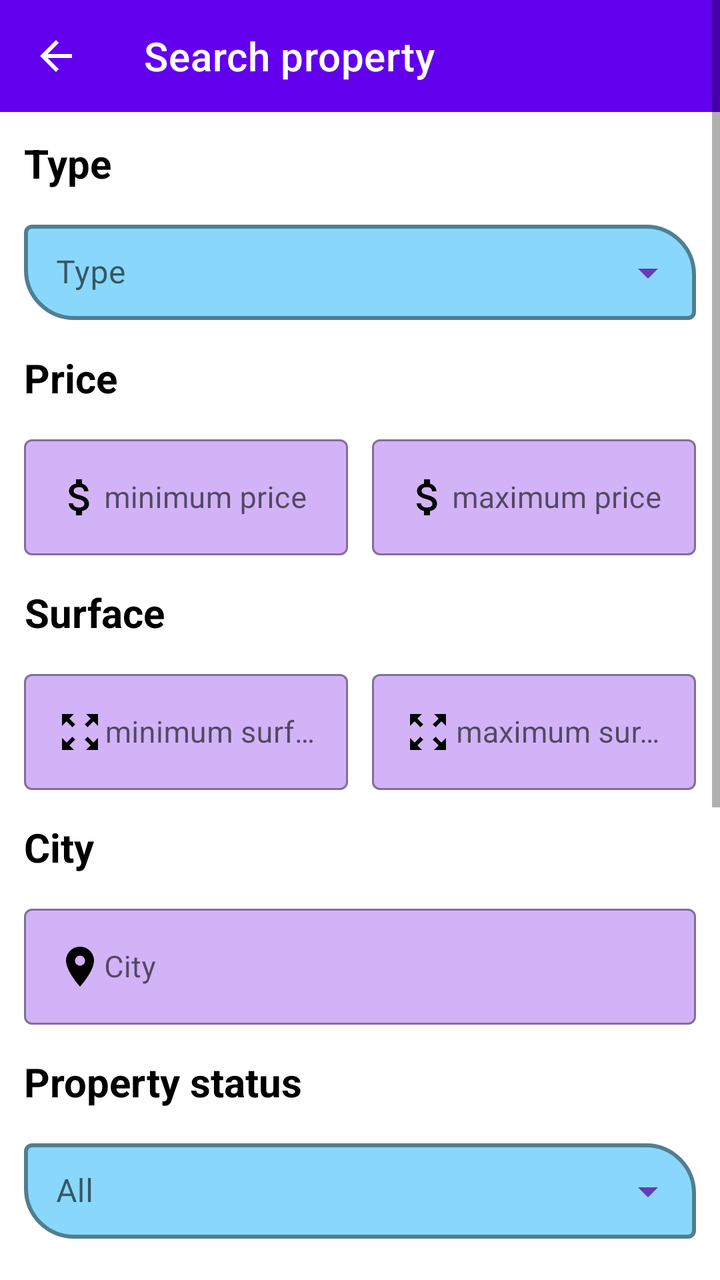
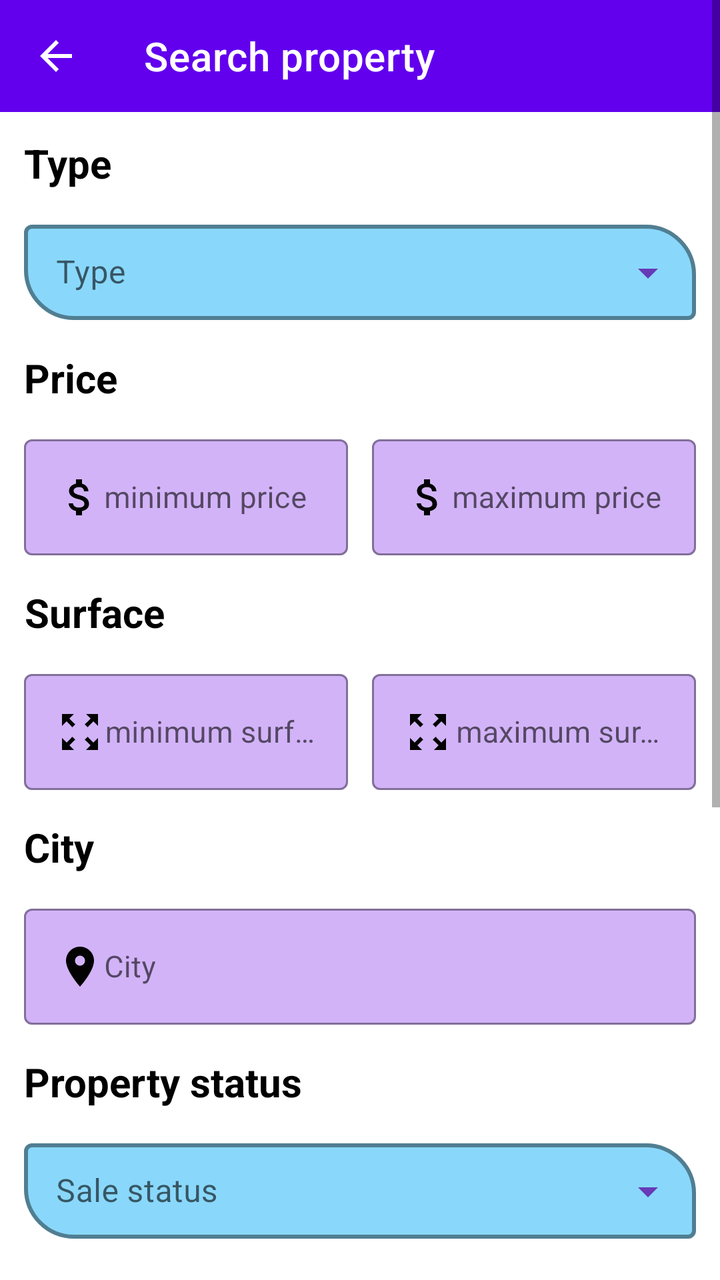

The first picture is an Android layout as it rendered before a commit; the second is the same layout after the commit. The layout source and the unified diff follow.
<!-- AndroidManifest.xml: application theme Theme.RealEstateManager -->
<!-- res/layout/activity_search_property.xml -->
<?xml version="1.0" encoding="utf-8"?>
<ScrollView xmlns:android="http://schemas.android.com/apk/res/android"
    xmlns:app="http://schemas.android.com/apk/res-auto"
    xmlns:tools="http://schemas.android.com/tools"
    android:layout_width="match_parent"
    android:layout_height="match_parent"
    tools:context=".ui.search.SearchPropertyActivity">

    <androidx.constraintlayout.widget.ConstraintLayout
        android:layout_width="match_parent"
        android:layout_height="wrap_content">

        <androidx.appcompat.widget.Toolbar
            android:id="@+id/toolbar"
            android:layout_width="match_parent"
            android:layout_height="?attr/actionBarSize"
            android:background="?attr/colorPrimary"
            android:clickable="true"
            android:focusable="true"
            app:layout_constraintEnd_toEndOf="parent"
            app:layout_constraintStart_toStartOf="parent"
            app:layout_constraintTop_toTopOf="parent"
            app:navigationIcon="@drawable/back_arrow"
            app:title="Search property"
            app:titleTextColor="@color/white" />

        <TextView
            android:id="@+id/tv_type"
            android:layout_width="0dp"
            android:layout_height="wrap_content"
            android:layout_marginStart="12dp"
            android:layout_marginTop="12dp"
            android:text="@string/type"
            android:textColor="@color/black"
            android:textSize="20sp"
            android:textStyle="bold"
            app:layout_constraintEnd_toEndOf="parent"
            app:layout_constraintStart_toStartOf="parent"
            app:layout_constraintTop_toBottomOf="@id/toolbar" />

        <com.google.android.material.textfield.TextInputLayout
            android:id="@+id/proptype"
            style="@style/Widget.MaterialComponents.TextInputLayout.OutlinedBox.Dense.ExposedDropdownMenu"
            android:layout_width="match_parent"
            android:layout_height="wrap_content"
            android:layout_marginHorizontal="12dp"
            android:layout_marginTop="12dp"
            app:boxBackgroundColor="#89D8FB"
            app:boxCornerRadiusBottomStart="25dp"
            app:boxCornerRadiusTopEnd="25dp"
            app:boxStrokeColor="#0099E8"
            app:boxStrokeWidth="2dp"
            app:boxStrokeWidthFocused="3dp"
            app:endIconMode="dropdown_menu"
            app:endIconTint="#673AB7"
            app:layout_constraintTop_toBottomOf="@id/tv_type"
            app:placeholderTextColor="@color/black">

            <androidx.appcompat.widget.AppCompatAutoCompleteTextView
                android:id="@+id/type_dropdown"
                android:layout_width="match_parent"
                android:layout_height="wrap_content"
                android:hint="@string/type"
                android:inputType="none" />

        </com.google.android.material.textfield.TextInputLayout>

        <TextView
            android:id="@+id/tv_price"
            android:layout_width="wrap_content"
            android:layout_height="wrap_content"
            android:layout_marginStart="12dp"
            android:layout_marginTop="15dp"
            android:gravity="center"
            android:text="@string/price"
            android:textAlignment="center"
            android:textColor="@color/black"
            android:textSize="20sp"
            android:textStyle="bold"
            app:layout_constraintStart_toStartOf="parent"
            app:layout_constraintTop_toBottomOf="@id/proptype" />

        <com.google.android.material.textfield.TextInputLayout
            android:id="@+id/prop_price_min"
            style="@style/Widget.MaterialComponents.TextInputLayout.OutlinedBox"
            android:layout_width="0dp"
            android:layout_height="wrap_content"
            android:layout_marginStart="12dp"
            android:layout_marginTop="12dp"
            android:layout_marginEnd="6dp"
            app:boxBackgroundColor="#D2B3F8"
            app:endIconMode="clear_text"
            app:endIconTint="#673AB7"
            app:layout_constraintEnd_toStartOf="@id/prop_price_max"
            app:layout_constraintStart_toStartOf="parent"
            app:layout_constraintTop_toBottomOf="@id/tv_price">

            <com.google.android.material.textfield.TextInputEditText
                android:id="@+id/price_min"
                android:layout_width="match_parent"
                android:layout_height="wrap_content"
                android:layout_gravity="center"
                android:drawableStart="@drawable/ic_baseline_attach_money_24"
                android:hint="@string/minimum_price"
                android:inputType="number"
                android:textSize="15sp" />

        </com.google.android.material.textfield.TextInputLayout>

        <com.google.android.material.textfield.TextInputLayout
            android:id="@+id/prop_price_max"
            style="@style/Widget.MaterialComponents.TextInputLayout.OutlinedBox"
            android:layout_width="0dp"
            android:layout_height="wrap_content"
            android:layout_marginStart="6dp"
            android:layout_marginTop="12dp"
            android:layout_marginEnd="12dp"
            app:boxBackgroundColor="#D2B3F8"
            app:endIconMode="clear_text"
            app:endIconTint="#673AB7"
            app:layout_constraintEnd_toEndOf="parent"
            app:layout_constraintStart_toEndOf="@id/prop_price_min"
            app:layout_constraintTop_toBottomOf="@id/tv_price">

            <com.google.android.material.textfield.TextInputEditText
                android:id="@+id/price_max"
                android:layout_width="match_parent"
                android:layout_height="wrap_content"
                android:layout_gravity="center"
                android:drawableStart="@drawable/ic_baseline_attach_money_24"
                android:hint="@string/maximum_price"
                android:inputType="number"
                android:textSize="15sp" />

        </com.google.android.material.textfield.TextInputLayout>

        <TextView
            android:id="@+id/tv_surface"
            android:layout_width="wrap_content"
            android:layout_height="wrap_content"
            android:layout_marginStart="12dp"
            android:layout_marginTop="15dp"
            android:gravity="center"
            android:text="@string/surface"
            android:textAlignment="center"
            android:textColor="@color/black"
            android:textSize="20sp"
            android:textStyle="bold"
            app:layout_constraintStart_toStartOf="parent"
            app:layout_constraintTop_toBottomOf="@id/prop_price_min" />

        <com.google.android.material.textfield.TextInputLayout
            android:id="@+id/prop_surface_minimum"
            style="@style/Widget.MaterialComponents.TextInputLayout.OutlinedBox"
            android:layout_width="0dp"
            android:layout_height="wrap_content"
            android:layout_marginStart="12dp"
            android:layout_marginTop="12dp"
            android:layout_marginEnd="6dp"
            app:boxBackgroundColor="#D2B3F8"
            app:endIconMode="clear_text"
            app:endIconTint="#673AB7"
            app:layout_constraintEnd_toStartOf="@id/prop_surface_maximum"
            app:layout_constraintStart_toStartOf="parent"
            app:layout_constraintTop_toBottomOf="@id/tv_surface">

            <com.google.android.material.textfield.TextInputEditText
                android:id="@+id/surface_minimum"
                android:layout_width="match_parent"
                android:layout_height="wrap_content"
                android:layout_gravity="center"
                android:drawableStart="@drawable/ic_surface_2"
                android:gravity="center"
                android:hint="@string/minimum_surface"
                android:inputType="number"
                android:textSize="15sp" />

        </com.google.android.material.textfield.TextInputLayout>

        <com.google.android.material.textfield.TextInputLayout
            android:id="@+id/prop_surface_maximum"
            style="@style/Widget.MaterialComponents.TextInputLayout.OutlinedBox"
            android:layout_width="0dp"
            android:layout_height="wrap_content"
            android:layout_marginStart="6dp"
            android:layout_marginTop="12dp"
            android:layout_marginEnd="12dp"
            app:boxBackgroundColor="#D2B3F8"
            app:endIconMode="clear_text"
            app:endIconTint="#673AB7"
            app:layout_constraintEnd_toEndOf="parent"
            app:layout_constraintStart_toEndOf="@id/prop_surface_minimum"
            app:layout_constraintTop_toBottomOf="@id/tv_surface">

            <com.google.android.material.textfield.TextInputEditText
                android:id="@+id/surface_maximum"
                android:layout_width="match_parent"
                android:layout_height="wrap_content"
                android:layout_gravity="center"
                android:drawableStart="@drawable/ic_surface_2"
                android:gravity="center"
                android:hint="@string/maximum_surface"
                android:inputType="number"
                android:textSize="15sp" />

        </com.google.android.material.textfield.TextInputLayout>

        <TextView
            android:id="@+id/tv_city"
            android:layout_width="wrap_content"
            android:layout_height="wrap_content"
            android:layout_marginStart="12dp"
            android:layout_marginTop="15dp"
            android:gravity="center"
            android:text="@string/city"
            android:textAlignment="center"
            android:textColor="@color/black"
            android:textSize="20sp"
            android:textStyle="bold"
            app:layout_constraintStart_toStartOf="parent"
            app:layout_constraintTop_toBottomOf="@id/prop_surface_minimum" />

        <com.google.android.material.textfield.TextInputLayout
            android:id="@+id/title_city"
            style="@style/Widget.MaterialComponents.TextInputLayout.OutlinedBox"
            android:layout_width="match_parent"
            android:layout_height="wrap_content"
            android:layout_marginHorizontal="12dp"
            android:layout_marginTop="12dp"
            app:boxBackgroundColor="#D2B3F8"
            app:endIconMode="clear_text"
            app:endIconTint="#673AB7"
            app:layout_constraintStart_toStartOf="parent"
            app:layout_constraintTop_toBottomOf="@id/tv_city">

            <com.google.android.material.textfield.TextInputEditText
                android:id="@+id/city"
                android:layout_width="match_parent"
                android:layout_height="wrap_content"
                android:layout_gravity="center"
                android:drawableStart="@drawable/ic_baseline_location_24"
                android:hint="@string/city"
                android:inputType="textCapWords"
                android:textSize="15sp" />

        </com.google.android.material.textfield.TextInputLayout>

        <TextView
            android:id="@+id/tv_status"
            android:layout_width="0dp"
            android:layout_height="wrap_content"
            android:layout_marginStart="12dp"
            android:layout_marginTop="15dp"
            android:text="@string/property_status"
            android:textColor="@color/black"
            android:textSize="20sp"
            android:textStyle="bold"
            app:layout_constraintEnd_toEndOf="parent"
            app:layout_constraintStart_toStartOf="parent"
            app:layout_constraintTop_toBottomOf="@id/title_city" />

        <com.google.android.material.textfield.TextInputLayout
            android:id="@+id/prop_sold_status"
            style="@style/Widget.MaterialComponents.TextInputLayout.OutlinedBox.Dense.ExposedDropdownMenu"
            android:layout_width="match_parent"
            android:layout_height="wrap_content"
            android:layout_marginHorizontal="12dp"
            android:layout_marginTop="12dp"
            app:boxBackgroundColor="#89D8FB"
            app:boxCornerRadiusBottomStart="25dp"
            app:boxCornerRadiusTopEnd="25dp"
            app:boxStrokeColor="#0099E8"
            app:boxStrokeWidth="2dp"
            app:boxStrokeWidthFocused="3dp"
            app:endIconMode="dropdown_menu"
            app:endIconTint="#673AB7"
            app:layout_constraintTop_toBottomOf="@id/tv_status"
            app:placeholderTextColor="@color/black">

            <androidx.appcompat.widget.AppCompatAutoCompleteTextView
                android:id="@+id/sold_status_dropdown"
                android:layout_width="match_parent"
                android:layout_height="wrap_content"
                android:hint="@string/all"
                android:inputType="none" />

        </com.google.android.material.textfield.TextInputLayout>

        <TextView
            android:id="@+id/tv_minimum_photos"
            android:layout_width="0dp"
            android:layout_height="wrap_content"
            android:layout_marginStart="12dp"
            android:layout_marginTop="15dp"
            android:text="@string/minimum_photos"
            android:textColor="@color/black"
            android:textSize="20sp"
            android:textStyle="bold"
            app:layout_constraintEnd_toEndOf="parent"
            app:layout_constraintStart_toStartOf="parent"
            app:layout_constraintTop_toBottomOf="@id/prop_sold_status" />

        <com.google.android.material.textfield.TextInputLayout
            android:id="@+id/prop_minimum_photos"
            style="@style/Widget.MaterialComponents.TextInputLayout.OutlinedBox"
            android:layout_width="match_parent"
            android:layout_height="wrap_content"
            android:layout_marginHorizontal="12dp"
            android:layout_marginTop="12dp"
            app:boxBackgroundColor="#D2B3F8"
            app:endIconMode="clear_text"
            app:endIconTint="#673AB7"
            app:layout_constraintStart_toStartOf="parent"
            app:layout_constraintTop_toBottomOf="@id/tv_minimum_photos">

            <com.google.android.material.textfield.TextInputEditText
                android:id="@+id/minimum_photos"
                android:layout_width="match_parent"
                android:layout_height="wrap_content"
                android:hint="@string/minimum_photos"
                android:inputType="number"
                android:textSize="15sp" />

        </com.google.android.material.textfield.TextInputLayout>

        <LinearLayout
            android:id="@+id/point_of_interest"
            android:layout_width="match_parent"
            android:layout_height="wrap_content"
            android:layout_marginStart="12dp"
            android:layout_marginTop="15dp"
            android:layout_marginEnd="12dp"
            android:orientation="vertical"
            app:layout_constraintTop_toBottomOf="@id/prop_minimum_photos">

            <TextView
                android:layout_width="wrap_content"
                android:layout_height="wrap_content"
                android:text="@string/points_of_interest"
                android:textColor="@color/black"
                android:textSize="20sp"
                android:textStyle="bold" />

            <LinearLayout
                android:layout_width="match_parent"
                android:layout_height="wrap_content"
                android:orientation="horizontal">

                <CheckBox
                    android:id="@+id/checkbox_bus"
                    android:layout_width="0dp"
                    android:layout_height="wrap_content"
                    android:layout_weight="1"
                    android:buttonTint="#673AB7"
                    android:text="@string/bus" />

                <CheckBox
                    android:id="@+id/checkbox_school"
                    android:layout_width="0dp"
                    android:layout_height="wrap_content"
                    android:layout_weight="1"
                    android:buttonTint="#673AB7"
                    android:text="@string/school" />

                <CheckBox
                    android:id="@+id/checkbox_airport"
                    android:layout_width="0dp"
                    android:layout_height="wrap_content"
                    android:layout_weight="1"
                    android:buttonTint="#673AB7"
                    android:text="@string/airport" />

            </LinearLayout>

            <LinearLayout
                android:layout_width="match_parent"
                android:layout_height="wrap_content"
                android:orientation="horizontal">

                <CheckBox
                    android:id="@+id/checkbox_train"
                    android:layout_width="0dp"
                    android:layout_height="wrap_content"
                    android:layout_weight="1"
                    android:buttonTint="#673AB7"
                    android:text="@string/train" />

                <CheckBox
                    android:id="@+id/checkbox_park"
                    android:layout_width="0dp"
                    android:layout_height="wrap_content"
                    android:layout_weight="1"
                    android:buttonTint="#673AB7"
                    android:text="@string/park" />

                <CheckBox
                    android:id="@+id/checkbox_restaurant"
                    android:layout_width="0dp"
                    android:layout_height="wrap_content"
                    android:layout_weight="1"
                    android:buttonTint="#673AB7"
                    android:text="@string/restaurant" />

            </LinearLayout>

        </LinearLayout>

        <Button
            android:id="@+id/validate_parameters_button"
            android:layout_width="wrap_content"
            android:layout_height="wrap_content"
            android:layout_marginTop="15dp"
            android:text="@string/search"
            app:layout_constraintEnd_toEndOf="parent"
            app:layout_constraintStart_toStartOf="parent"
            app:layout_constraintTop_toBottomOf="@id/point_of_interest" />

        <Button
            android:id="@+id/clear_parameters_button"
            android:layout_width="wrap_content"
            android:layout_height="wrap_content"
            android:layout_marginTop="8dp"
            android:layout_marginBottom="24dp"
            android:text="@string/clear"
            app:layout_constraintBottom_toBottomOf="parent"
            app:layout_constraintEnd_toEndOf="parent"
            app:layout_constraintStart_toStartOf="parent"
            app:layout_constraintTop_toBottomOf="@id/validate_parameters_button" />

    </androidx.constraintlayout.widget.ConstraintLayout>
</ScrollView>
<!-- resources referenced by this layout -->
<resources>
  <color name="black">#FF000000</color>
  <color name="white">#FFFFFFFF</color>
  <!-- drawable back_arrow (drawable) -->
  <vector android:autoMirrored="true" android:height="24dp"
      android:tint="#FFFFFF" android:viewportHeight="24"
      android:viewportWidth="24" android:width="24dp" xmlns:android="http://schemas.android.com/apk/res/android">
      <path android:fillColor="@android:color/white" android:pathData="M20,11H7.83l5.59,-5.59L12,4l-8,8 8,8 1.41,-1.41L7.83,13H20v-2z"/>
  </vector>
  <!-- drawable ic_baseline_attach_money_24 (drawable) -->
  <vector android:height="24dp" android:tint="#020202"
      android:viewportHeight="24" android:viewportWidth="24"
      android:width="24dp" xmlns:android="http://schemas.android.com/apk/res/android">
      <path android:fillColor="@android:color/white" android:pathData="M11.8,10.9c-2.27,-0.59 -3,-1.2 -3,-2.15 0,-1.09 1.01,-1.85 2.7,-1.85 1.78,0 2.44,0.85 2.5,2.1h2.21c-0.07,-1.72 -1.12,-3.3 -3.21,-3.81V3h-3v2.16c-1.94,0.42 -3.5,1.68 -3.5,3.61 0,2.31 1.91,3.46 4.7,4.13 2.5,0.6 3,1.48 3,2.41 0,0.69 -0.49,1.79 -2.7,1.79 -2.06,0 -2.87,-0.92 -2.98,-2.1h-2.2c0.12,2.19 1.76,3.42 3.68,3.83V21h3v-2.15c1.95,-0.37 3.5,-1.5 3.5,-3.55 0,-2.84 -2.43,-3.81 -4.7,-4.4z"/>
  </vector>
  <!-- drawable ic_baseline_location_24 (drawable) -->
  <vector android:height="24dp" android:tint="#020202"
      android:viewportHeight="24" android:viewportWidth="24"
      android:width="24dp" xmlns:android="http://schemas.android.com/apk/res/android">
      <path android:fillColor="@android:color/white" android:pathData="M12,2C8.13,2 5,5.13 5,9c0,5.25 7,13 7,13s7,-7.75 7,-13c0,-3.87 -3.13,-7 -7,-7zM12,11.5c-1.38,0 -2.5,-1.12 -2.5,-2.5s1.12,-2.5 2.5,-2.5 2.5,1.12 2.5,2.5 -1.12,2.5 -2.5,2.5z"/>
  </vector>
  <!-- drawable ic_surface_2 (drawable) -->
  <vector android:height="24dp" android:tint="#020202"
      android:viewportHeight="24" android:viewportWidth="24"
      android:width="24dp" xmlns:android="http://schemas.android.com/apk/res/android">
      <path android:fillColor="@android:color/white" android:pathData="M15,3l2.3,2.3l-2.89,2.87l1.42,1.42L18.7,6.7L21,9V3H15zM3,9l2.3,-2.3l2.87,2.89l1.42,-1.42L6.7,5.3L9,3H3V9zM9,21l-2.3,-2.3l2.89,-2.87l-1.42,-1.42L5.3,17.3L3,15v6H9zM21,15l-2.3,2.3l-2.87,-2.89l-1.42,1.42l2.89,2.87L15,21h6V15z"/>
  </vector>
  <string name="airport">Airport</string>
  <string name="all">All</string>
  <string name="bus">Bus</string>
  <string name="city">City</string>
  <string name="clear">Clear</string>
  <string name="maximum_price">maximum price</string>
  <string name="maximum_surface">maximum surface</string>
  <string name="minimum_photos">Minimum photos</string>
  <string name="minimum_price">minimum price</string>
  <string name="minimum_surface">minimum surface</string>
  <string name="park">Park</string>
  <string name="points_of_interest">Points of interest</string>
  <string name="price">Price</string>
  <string name="property_status">Property status</string>
  <string name="restaurant">Restaurant</string>
  <string name="school">School</string>
  <string name="search">Search</string>
  <string name="surface">Surface</string>
  <string name="train">Train</string>
  <string name="type">Type</string>
  <style name="Theme.RealEstateManager" parent="Theme.MaterialComponents.DayNight.NoActionBar">
          
          <item name="colorPrimary">@color/purple_500</item>
          <item name="colorPrimaryVariant">@color/purple_700</item>
          <item name="colorOnPrimary">@color/white</item>
          
          <item name="colorSecondary">@color/teal_200</item>
          <item name="colorSecondaryVariant">@color/teal_700</item>
          <item name="colorOnSecondary">@color/black</item>
          
          <item name="android:statusBarColor" tools:targetApi="l">?attr/colorPrimaryVariant</item>
          
      </style>
  <color name="purple_500">#FF6200EE</color>
  <color name="purple_700">#FF3700B3</color>
  <color name="teal_200">#FF03DAC5</color>
  <color name="teal_700">#FF018786</color>
</resources>

<!-- the commit's change to res/layout/activity_search_property.xml (unified diff, before → after) -->
@@ -103,7 +103,8 @@
                 android:drawableStart="@drawable/ic_baseline_attach_money_24"
                 android:hint="@string/minimum_price"
                 android:inputType="number"
-                android:textSize="15sp" />
+                android:textSize="15sp"
+                tools:ignore="TextContrastCheck" />
 
         </com.google.android.material.textfield.TextInputLayout>
 
@@ -130,7 +131,8 @@
                 android:drawableStart="@drawable/ic_baseline_attach_money_24"
                 android:hint="@string/maximum_price"
                 android:inputType="number"
-                android:textSize="15sp" />
+                android:textSize="15sp"
+                tools:ignore="TextContrastCheck" />
 
         </com.google.android.material.textfield.TextInputLayout>
 
@@ -173,7 +175,8 @@
                 android:gravity="center"
                 android:hint="@string/minimum_surface"
                 android:inputType="number"
-                android:textSize="15sp" />
+                android:textSize="15sp"
+                tools:ignore="TextContrastCheck" />
 
         </com.google.android.material.textfield.TextInputLayout>
 
@@ -201,7 +204,8 @@
                 android:gravity="center"
                 android:hint="@string/maximum_surface"
                 android:inputType="number"
-                android:textSize="15sp" />
+                android:textSize="15sp"
+                tools:ignore="TextContrastCheck" />
 
         </com.google.android.material.textfield.TextInputLayout>
 
@@ -241,7 +245,8 @@
                 android:drawableStart="@drawable/ic_baseline_location_24"
                 android:hint="@string/city"
                 android:inputType="textCapWords"
-                android:textSize="15sp" />
+                android:textSize="15sp"
+                tools:ignore="DuplicateSpeakableTextCheck,TextContrastCheck" />
 
         </com.google.android.material.textfield.TextInputLayout>
 
@@ -281,8 +286,9 @@
                 android:id="@+id/sold_status_dropdown"
                 android:layout_width="match_parent"
                 android:layout_height="wrap_content"
-                android:hint="@string/all"
-                android:inputType="none" />
+                android:inputType="none"
+                android:hint="@string/sale_status"
+                />
 
         </com.google.android.material.textfield.TextInputLayout>
 
@@ -319,7 +325,8 @@
                 android:layout_height="wrap_content"
                 android:hint="@string/minimum_photos"
                 android:inputType="number"
-                android:textSize="15sp" />
+                android:textSize="15sp"
+                tools:ignore="DuplicateSpeakableTextCheck,TextContrastCheck" />
 
         </com.google.android.material.textfield.TextInputLayout>
 
<!-- resource entries referenced after the edit -->
@@ -27,7 +27,6 @@
       <path android:fillColor="@android:color/white" android:pathData="M15,3l2.3,2.3l-2.89,2.87l1.42,1.42L18.7,6.7L21,9V3H15zM3,9l2.3,-2.3l2.87,2.89l1.42,-1.42L6.7,5.3L9,3H3V9zM9,21l-2.3,-2.3l2.89,-2.87l-1.42,-1.42L5.3,17.3L3,15v6H9zM21,15l-2.3,2.3l-2.87,-2.89l-1.42,1.42l2.89,2.87L15,21h6V15z"/>
   </vector>
   <string name="airport">Airport</string>
-  <string name="all">All</string>
   <string name="bus">Bus</string>
   <string name="city">City</string>
   <string name="clear">Clear</string>
@@ -41,6 +40,7 @@
   <string name="price">Price</string>
   <string name="property_status">Property status</string>
   <string name="restaurant">Restaurant</string>
+  <string name="sale_status">Sale status</string>
   <string name="school">School</string>
   <string name="search">Search</string>
   <string name="surface">Surface</string>
